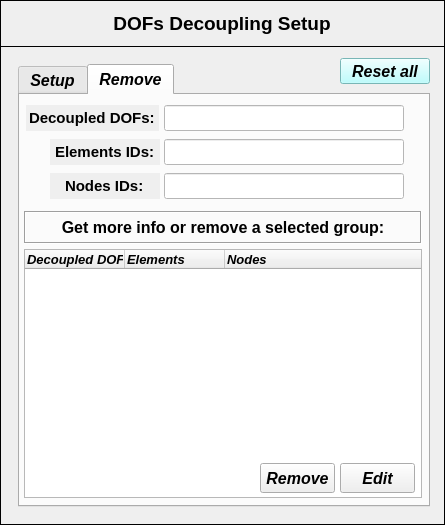
Qt form pulse/uix/user_input/ui/Model/Setup/Structural/decouplingRotationDOFsInput.ui (open-pulse/OpenPulse) before a commit.
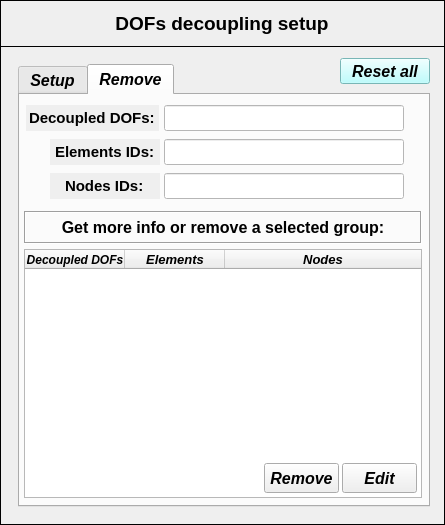
The same form after that commit. The open tabs and pages were chosen to show the change.

```diff
--- a/pulse/uix/user_input/ui/Model/Setup/Structural/decouplingRotationDOFsInput.ui
+++ b/pulse/uix/user_input/ui/Model/Setup/Structural/decouplingRotationDOFsInput.ui
@@ -89,7 +89,7 @@
      </font>
     </property>
     <property name="text">
-     <string>DOFs Decoupling Setup</string>
+     <string>DOFs decoupling setup</string>
     </property>
     <property name="textFormat">
      <enum>Qt::AutoText</enum>
@@ -1129,7 +1129,7 @@
      <widget class="QPushButton" name="pushButton_get_information_group">
       <property name="geometry">
        <rect>
-        <x>320</x>
+        <x>322</x>
         <y>368</y>
         <width>75</width>
         <height>30</height>
@@ -1163,7 +1163,7 @@
      <widget class="QPushButton" name="pushButton_remove_group">
       <property name="geometry">
        <rect>
-        <x>240</x>
+        <x>244</x>
         <y>368</y>
         <width>75</width>
         <height>30</height>
@@ -1237,16 +1237,52 @@
        <property name="text">
         <string>Decoupled DOFs</string>
        </property>
+       <property name="font">
+        <font>
+         <family>Arial</family>
+         <pointsize>9</pointsize>
+         <weight>75</weight>
+         <italic>true</italic>
+         <bold>true</bold>
+        </font>
+       </property>
+       <property name="textAlignment">
+        <set>AlignCenter</set>
+       </property>
       </column>
       <column>
        <property name="text">
         <string>Elements</string>
        </property>
+       <property name="font">
+        <font>
+         <family>Arial</family>
+         <pointsize>10</pointsize>
+         <weight>75</weight>
+         <italic>true</italic>
+         <bold>true</bold>
+        </font>
+       </property>
+       <property name="textAlignment">
+        <set>AlignCenter</set>
+       </property>
       </column>
       <column>
        <property name="text">
         <string>Nodes</string>
        </property>
+       <property name="font">
+        <font>
+         <family>Arial</family>
+         <pointsize>10</pointsize>
+         <weight>75</weight>
+         <italic>true</italic>
+         <bold>true</bold>
+        </font>
+       </property>
+       <property name="textAlignment">
+        <set>AlignCenter</set>
+       </property>
       </column>
      </widget>
      <widget class="QLabel" name="label_29">
```
Left out of the diff: 10 changed lines with no effect on the pictures.
